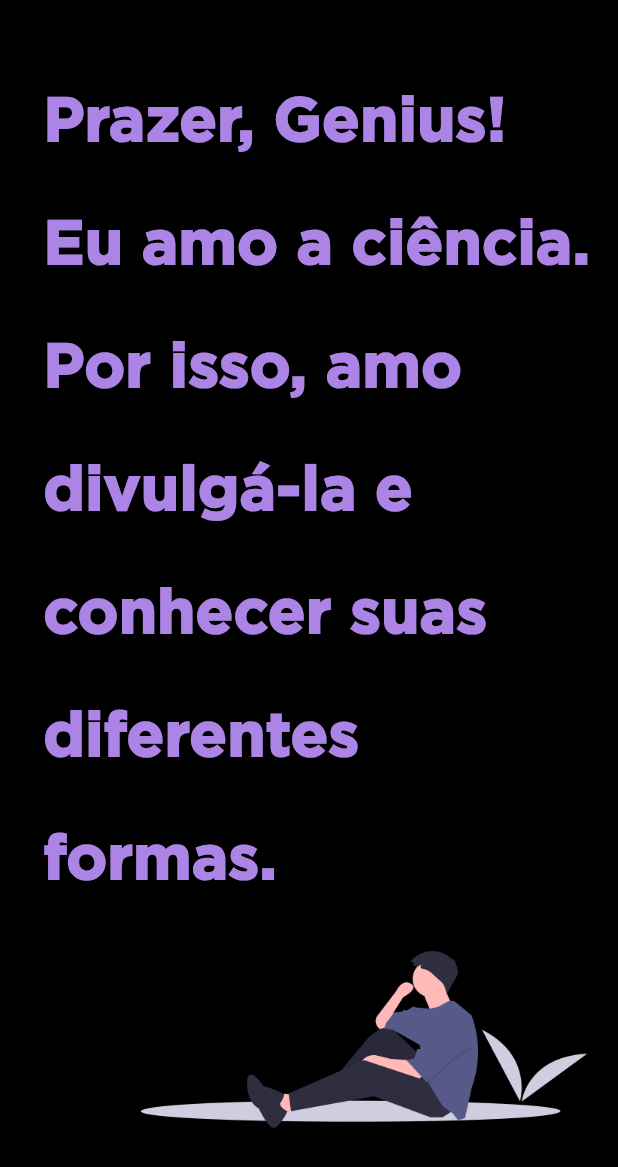
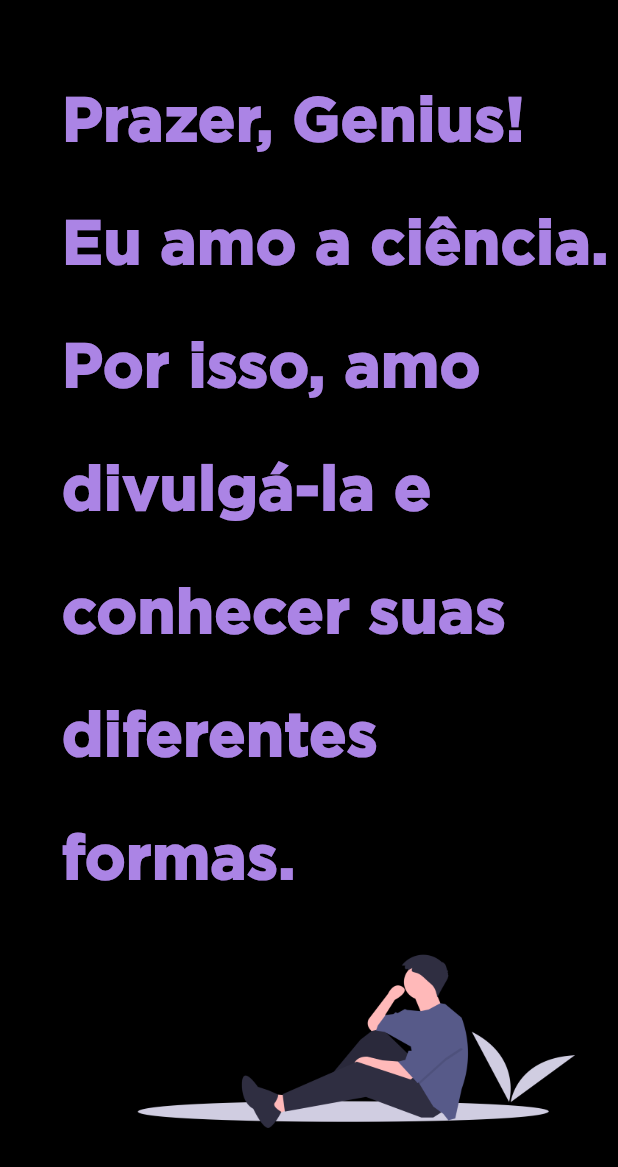
Before and after one commit to guilhermenakazato/Genius, a Flutter app: the PrazerGenius screen opened directly, on a phone screen of 412 x 824 dp. Shown: the top 1167 px of the screen. Run offline on Flutter 3.47's test engine with Material 2 defaults, Android fonts, the phone set to English and light mode, and no system bars; our stand-ins replace animated_text_kit, curved_navigation_bar, email_validator, flutter_progress_hud, flutter_spinkit, get_storage and 1 more; missing offline and left inert: http_interceptor; accounts and stored records are empty.

Commit message:
Arrumando tamanho do botão da tela de cadastro que pega o tipo de usuário

```diff
--- a/frontend/lib/screens/prazer_genius.dart
+++ b/frontend/lib/screens/prazer_genius.dart
@@ -19,7 +19,7 @@ class PrazerGenius extends StatelessWidget {
             Positioned(
               child: Padding(
                 padding: EdgeInsets.only(
-                  left: MediaQuery.of(context).size.width * 0.07,
+                  left: MediaQuery.of(context).size.width * 0.1,
                   top: MediaQuery.of(context).size.height * 0.03,
                 ),
                 child: Align(
@@ -47,7 +47,10 @@ class PrazerGenius extends StatelessWidget {
             ),
             Positioned(
               child: Padding(
-                padding: EdgeInsets.only(bottom: 72.0, right: MediaQuery.of(context).size.width * 0.05,),
+                padding: EdgeInsets.only(
+                  bottom: 72.0,
+                  right: MediaQuery.of(context).size.width * 0.07,
+                ),
                 child: Align(
                   alignment: FractionalOffset.bottomRight,
                   child: Image.asset(
--- a/frontend/lib/screens/signup/cadastro_type.dart
+++ b/frontend/lib/screens/signup/cadastro_type.dart
@@ -35,7 +35,7 @@ class CadastroType extends StatelessWidget {
               naoScreen: CadastroAge(p),
               textSim: "Estudante",
               textNao: "Professor",
-              width: 120,
+              width: 130,
               addYesFunction: () {
                 p.setType("Estudante");
               },
```
